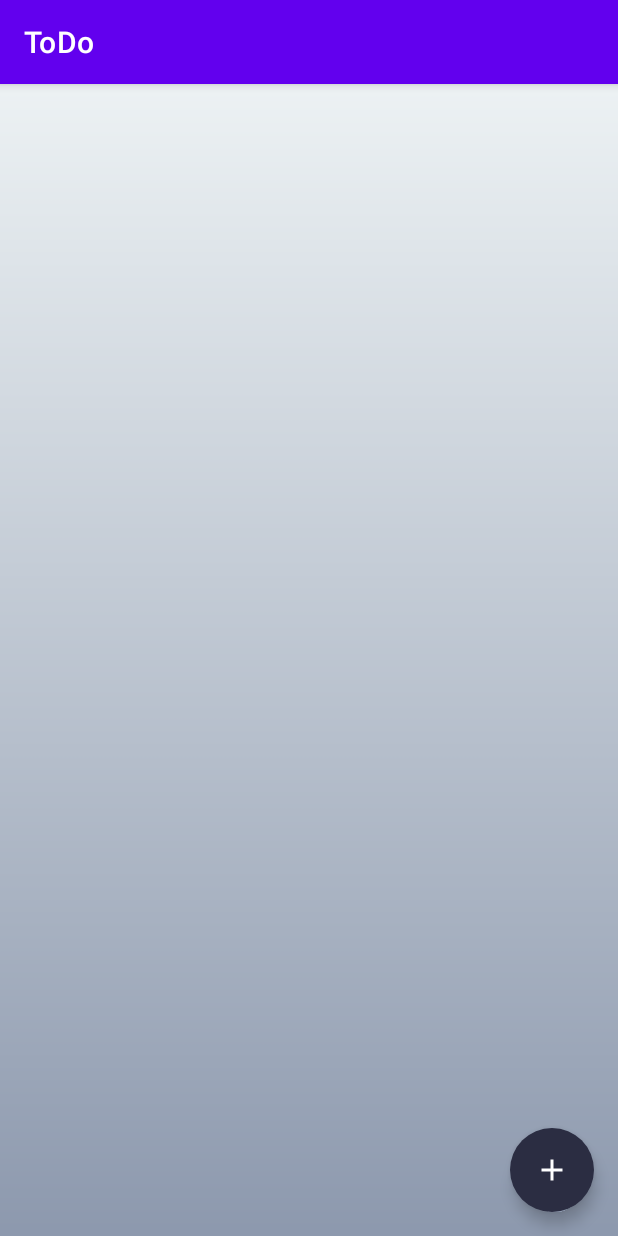
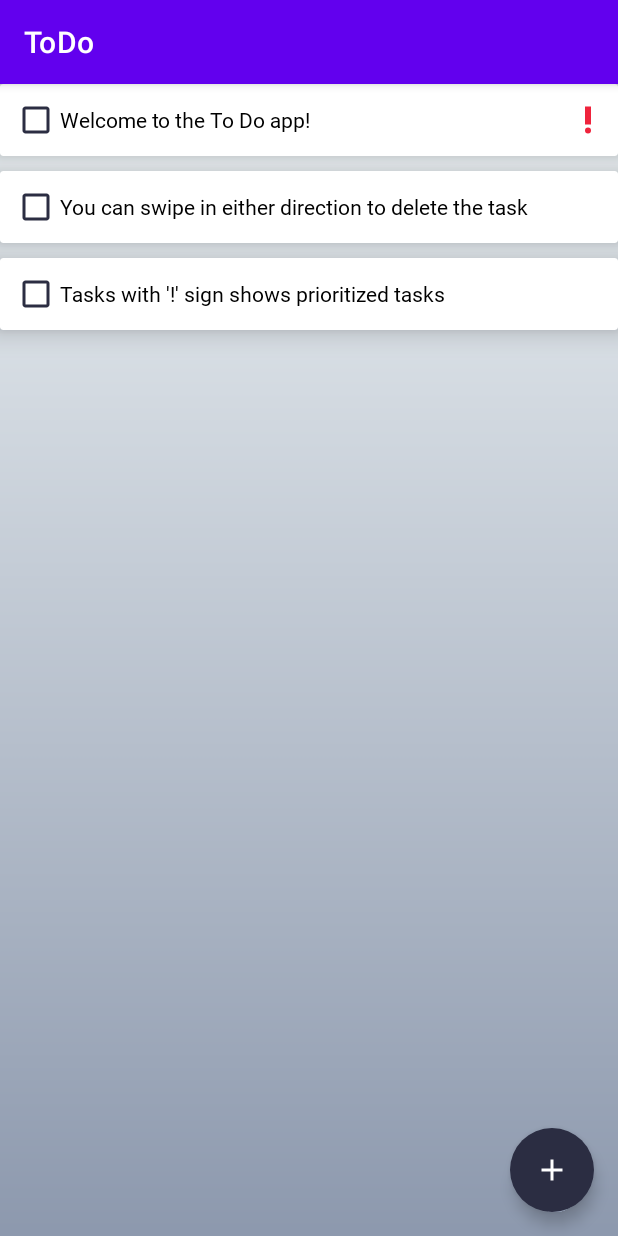
Before and after one commit to gamarmustafa/ToDo, an Android app: the screen it shows after launch (MainActivity), on a phone screen of 412 x 824 dp. Run offline under Robolectric (Android 15) with nearby library versions, the phone set to English and light mode, and no system bars; our stand-ins replace Dagger/Hilt's generated code, Room's generated code; 1 statement that could not run was skipped.

Commit message:
implement recycleview

```diff
--- a/app/build.gradle
+++ b/app/build.gradle
@@ -8,12 +8,12 @@ plugins {
 
 android {
     namespace 'com.example.todo'
-    compileSdk 32
+    compileSdk 33
 
     defaultConfig {
         applicationId "com.example.todo"
         minSdk 21
-        targetSdk 32
+        targetSdk 33
         versionCode 1
         versionName "1.0"
 
@@ -32,6 +32,10 @@ android {
     }
     kotlinOptions {
         jvmTarget = '1.8'
+    }
+
+    buildFeatures {
+        viewBinding true
     }
 }
 
--- a/app/src/main/AndroidManifest.xml
+++ b/app/src/main/AndroidManifest.xml
@@ -14,7 +14,7 @@
         android:theme="@style/Theme.ToDo"
         tools:targetApi="31">
         <activity
-            android:name=".MainActivity"
+            android:name=".tasks.MainActivity"
             android:exported="true">
             <intent-filter>
                 <action android:name="android.intent.action.MAIN" />
--- a/app/src/main/java/com/example/todo/MainActivity.kt
+++ /dev/null
@@ -1,15 +0,0 @@
-package com.example.todo
-
-import androidx.appcompat.app.AppCompatActivity
-import android.os.Bundle
-import androidx.activity.viewModels
-import dagger.hilt.android.AndroidEntryPoint
-
-@AndroidEntryPoint
-class MainActivity : AppCompatActivity() {
-    override fun onCreate(savedInstanceState: Bundle?) {
-        super.onCreate(savedInstanceState)
-        setContentView(R.layout.activity_main)
-        val viewModel :TasksViewModel by viewModels()
-    }
-}
--- a/app/src/main/java/com/example/todo/data/TaskDatabase.kt
+++ b/app/src/main/java/com/example/todo/data/TaskDatabase.kt
@@ -27,6 +27,7 @@ abstract class TaskDatabase : RoomDatabase() {
             applicationScope.launch {
                 dao.insert(Task("Welcome to the To Do app!",important = true))
                 dao.insert(Task("You can swipe in either direction to delete the task"))
+                dao.insert(Task("Tasks with '!' sign shows prioritized tasks"))
             }
 
         }
--- /dev/null
+++ b/app/src/main/java/com/example/todo/tasks/MainActivity.kt
@@ -0,0 +1,42 @@
+package com.example.todo.tasks
+
+import androidx.appcompat.app.AppCompatActivity
+import android.os.Bundle
+import android.view.Menu
+import androidx.activity.viewModels
+import androidx.appcompat.widget.SearchView
+import androidx.recyclerview.widget.LinearLayoutManager
+import com.example.todo.R
+import com.example.todo.databinding.ActivityMainBinding
+import dagger.hilt.android.AndroidEntryPoint
+
+@AndroidEntryPoint
+class MainActivity : AppCompatActivity() {
+    lateinit var binding: ActivityMainBinding
+    override fun onCreate(savedInstanceState: Bundle?) {
+        super.onCreate(savedInstanceState)
+        binding = ActivityMainBinding.inflate(layoutInflater)
+        setContentView(binding.root)
+        val viewModel : TasksViewModel by viewModels()
+        val tasksAdapter = TasksAdapter()
+        binding.apply {
+            rvTasks.apply {
+                adapter = tasksAdapter
+                layoutManager = LinearLayoutManager(context)
+                setHasFixedSize(true)
+            }
+        }
+        viewModel.tasks.observe(this){
+            tasksAdapter.submitList(it)
+        }
+    }
+
+    override fun onCreateOptionsMenu(menu: Menu?): Boolean {
+        menuInflater.inflate(R.menu.menu_tasks, menu)
+
+        val searchItem = menu?.findItem(R.id.action_search)
+        val searchView = searchItem?.actionView as SearchView
+
+        searchView.setOnQueryTextListener(  )
+    }
+}
--- /dev/null
+++ b/app/src/main/java/com/example/todo/tasks/TasksAdapter.kt
@@ -0,0 +1,44 @@
+package com.example.todo.tasks
+
+import android.view.LayoutInflater
+import android.view.ViewGroup
+import androidx.core.view.isVisible
+import androidx.recyclerview.widget.DiffUtil
+import androidx.recyclerview.widget.ListAdapter
+import androidx.recyclerview.widget.RecyclerView
+import com.example.todo.data.Task
+import com.example.todo.databinding.ItemTaskLayoutBinding
+
+class TasksAdapter : ListAdapter<Task, TasksAdapter.TasksViewHolder>(DiffCallback()) {
+
+    override fun onCreateViewHolder(parent: ViewGroup, viewType: Int): TasksViewHolder {
+        val binding = ItemTaskLayoutBinding.inflate(LayoutInflater.from(parent.context), parent, false)
+        return TasksViewHolder(binding)
+    }
+
+    override fun onBindViewHolder(holder: TasksViewHolder, position: Int) {
+        val currentItem = getItem(position)
+        holder.bind(currentItem)
+    }
+
+    class TasksViewHolder(private val binding: ItemTaskLayoutBinding) : RecyclerView.ViewHolder(binding.root) {
+        fun bind(task: Task) {
+            binding.apply {
+                checkBoxCompleted.isChecked = task.completed
+                textViewName.text = task.name
+                textViewName.paint.isStrikeThruText = task.completed
+                labelPriority.isVisible = task.important
+            }
+        }
+    }
+
+    class DiffCallback : DiffUtil.ItemCallback<Task>() {
+        override fun areItemsTheSame(oldItem: Task, newItem: Task): Boolean {
+            return oldItem.id == newItem.id
+        }
+
+        override fun areContentsTheSame(oldItem: Task, newItem: Task): Boolean {
+            return oldItem == newItem
+        }
+    }
+}
--- a/app/src/main/java/com/example/todo/TasksViewModel.kt
+++ b/app/src/main/java/com/example/todo/tasks/TasksViewModel.kt
@@ -1,10 +1,12 @@
-package com.example.todo
+package com.example.todo.tasks
 
 import androidx.lifecycle.ViewModel
+import androidx.lifecycle.asLiveData
 import com.example.todo.data.TaskDao
 import dagger.hilt.android.lifecycle.HiltViewModel
 import javax.inject.Inject
 
 @HiltViewModel
 class TasksViewModel @Inject constructor(private val taskDao: TaskDao) :ViewModel(){
+    val tasks = taskDao.getTasks().asLiveData()
 }
--- /dev/null
+++ b/app/src/main/res/drawable/ic_search.xml
@@ -0,0 +1,5 @@
+<vector android:height="24dp" android:tint="#FFFFFF"
+    android:viewportHeight="24" android:viewportWidth="24"
+    android:width="24dp" xmlns:android="http://schemas.android.com/apk/res/android">
+    <path android:fillColor="@android:color/white" android:pathData="M15.5,14h-0.79l-0.28,-0.27C15.41,12.59 16,11.11 16,9.5 16,5.91 13.09,3 9.5,3S3,5.91 3,9.5 5.91,16 9.5,16c1.61,0 3.09,-0.59 4.23,-1.57l0.27,0.28v0.79l5,4.99L20.49,19l-4.99,-5zM9.5,14C7.01,14 5,11.99 5,9.5S7.01,5 9.5,5 14,7.01 14,9.5 11.99,14 9.5,14z"/>
+</vector>
--- /dev/null
+++ b/app/src/main/res/drawable/ic_sort.xml
@@ -0,0 +1,5 @@
+<vector android:height="24dp" android:tint="#FFFFFF"
+    android:viewportHeight="24" android:viewportWidth="24"
+    android:width="24dp" xmlns:android="http://schemas.android.com/apk/res/android">
+    <path android:fillColor="@android:color/white" android:pathData="M3,18h6v-2L3,16v2zM3,6v2h18L21,6L3,6zM3,13h12v-2L3,11v2z"/>
+</vector>
--- a/app/src/main/res/layout/activity_main.xml
+++ b/app/src/main/res/layout/activity_main.xml
@@ -5,14 +5,13 @@
     android:layout_width="match_parent"
     android:layout_height="match_parent"
     android:background="@drawable/bg_image"
-    tools:context=".MainActivity">
+    tools:context=".tasks.MainActivity">
 
 
     <androidx.recyclerview.widget.RecyclerView
         android:id="@+id/rv_tasks"
         android:layout_width="match_parent"
-        android:layout_height="0dp"
-        app:layout_constraintBottom_toTopOf="@+id/fab_add_tasks"
+        android:layout_height="match_parent"
         app:layout_constraintEnd_toEndOf="parent"
         app:layout_constraintStart_toStartOf="parent"
         app:layout_constraintTop_toTopOf="parent" />
--- a/app/src/main/res/layout/item_task_layout.xml
+++ b/app/src/main/res/layout/item_task_layout.xml
@@ -4,7 +4,8 @@
     android:layout_width="match_parent"
     android:layout_height="wrap_content"
     xmlns:app="http://schemas.android.com/apk/res-auto"
-    app:cardElevation="10dp">
+    app:cardElevation="10dp"
+    android:layout_marginBottom="10dp">
     <RelativeLayout
         android:padding="8dp"
         android:layout_width="match_parent"
--- /dev/null
+++ b/app/src/main/res/menu/menu_tasks.xml
@@ -0,0 +1,37 @@
+<?xml version="1.0" encoding="utf-8"?>
+<menu xmlns:android="http://schemas.android.com/apk/res/android"
+    xmlns:app="http://schemas.android.com/apk/res-auto">
+
+    <item
+        android:id="@+id/action_search"
+        android:icon="@drawable/ic_search"
+        android:title="Search"
+        app:actionViewClass="androidx.appcompat.widget.SearchView"
+        app:showAsAction="always|collapseActionView" />
+
+    <item
+        android:icon="@drawable/ic_sort"
+        android:title="Sort"
+        app:showAsAction="always">
+        <menu>
+            <item
+                android:id="@+id/action_sort_by_name"
+                android:title="Sort by name"/>
+            <item
+                android:id="@+id/action_sort_by_date_created"
+                android:title="Sort by date created"/>
+        </menu>
+    </item>
+
+
+    <item
+        android:id="@+id/action_hide_completed_tasks"
+        android:checkable="true"
+        android:title="Hide completed"
+        app:showAsAction="never"/>
+    <item
+        android:id="@+id/action_delete_all_completed_tasks"
+        android:title="Delete all completed"
+        app:showAsAction="never"/>
+
+</menu>
```
